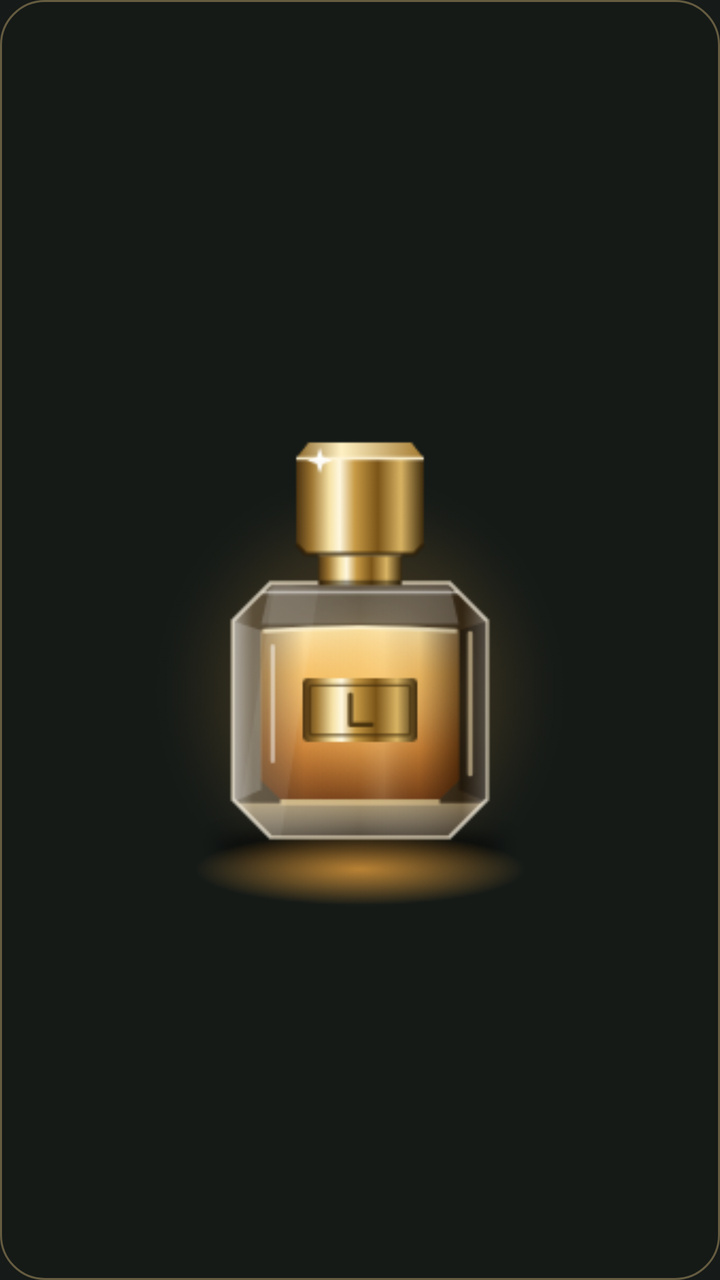
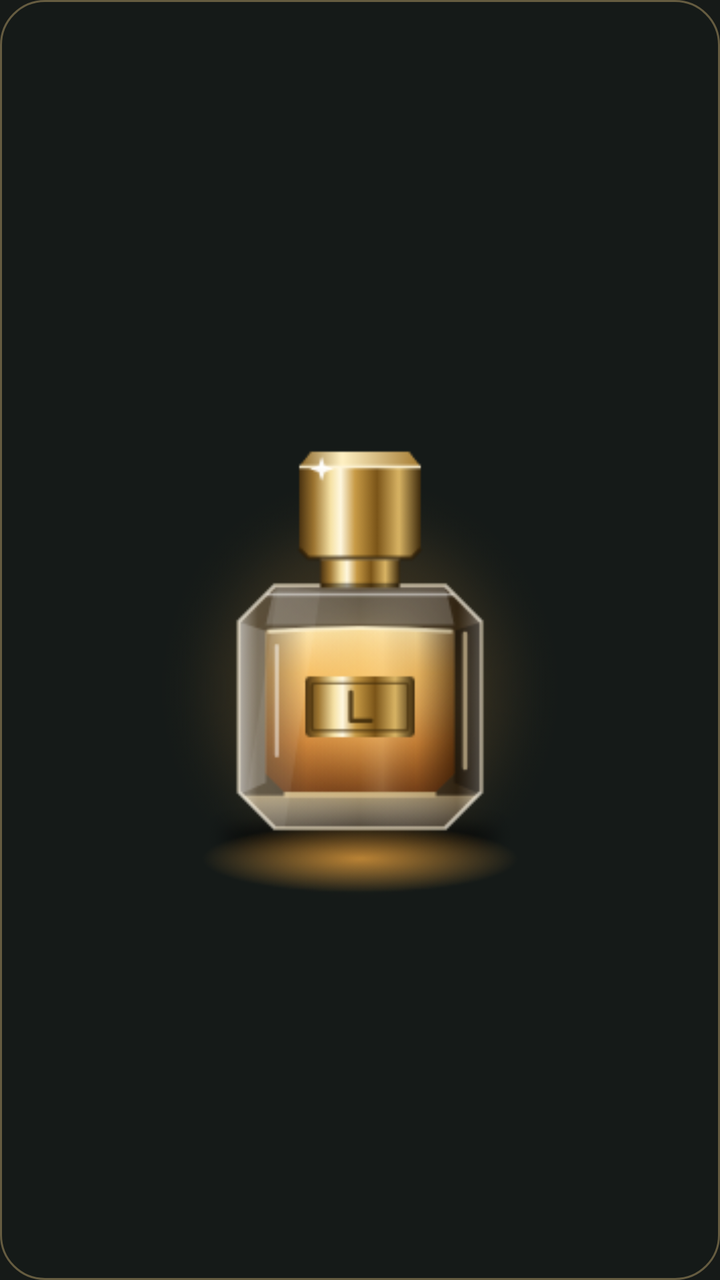

Two renders of the same Android screen: before a commit and after it. Below are the layout's source before the change and the commit's diff.
<!-- AndroidManifest.xml: application theme Theme.Lux -->
<!-- res/layout/widget_pick.xml -->
<?xml version="1.0" encoding="utf-8"?>
<FrameLayout xmlns:android="http://schemas.android.com/apk/res/android"
    android:id="@+id/w_root"
    android:layout_width="match_parent"
    android:layout_height="match_parent"
    android:background="@drawable/widget_bg"
    android:padding="8dp">

    <ImageView
        android:id="@+id/w_img"
        android:layout_width="match_parent"
        android:layout_height="match_parent"
        android:scaleType="fitCenter"
        android:src="@mipmap/ic_launcher_foreground" />
</FrameLayout>
<!-- resources referenced by this layout -->
<resources>
  <!-- drawable widget_bg (drawable) -->
  <?xml version="1.0" encoding="utf-8"?>
  <shape xmlns:android="http://schemas.android.com/apk/res/android" android:shape="rectangle">
      <solid android:color="#F0161A18" />
      <stroke android:width="1dp" android:color="#66DCBD7E" />
      <corners android:radius="22dp" />
  </shape>
  <!-- mipmap ic_launcher_foreground: png bitmap (mipmap-hdpi, 16877 bytes) -->
  <style name="Theme.Lux" parent="android:Theme.Material.NoActionBar">
          <item name="android:windowBackground">@color/bg</item>
          <item name="android:statusBarColor">@color/bg</item>
          <item name="android:navigationBarColor">@color/bg</item>
      </style>
  <color name="bg">#161A18</color>
</resources>

<!-- the commit's change to res/layout/widget_pick.xml (unified diff, before → after) -->
@@ -10,6 +10,7 @@
         android:id="@+id/w_img"
         android:layout_width="match_parent"
         android:layout_height="match_parent"
+        android:layout_margin="8dp"
         android:scaleType="fitCenter"
         android:src="@mipmap/ic_launcher_foreground" />
 </FrameLayout>
<!-- resource entries referenced after the edit -->
@@ -3,7 +3,7 @@
   <!-- drawable widget_bg (drawable) -->
   <?xml version="1.0" encoding="utf-8"?>
   <shape xmlns:android="http://schemas.android.com/apk/res/android" android:shape="rectangle">
-      <solid android:color="#F0161A18" />
+      <solid android:color="#D9161A18" />
       <stroke android:width="1dp" android:color="#66DCBD7E" />
       <corners android:radius="22dp" />
   </shape>
